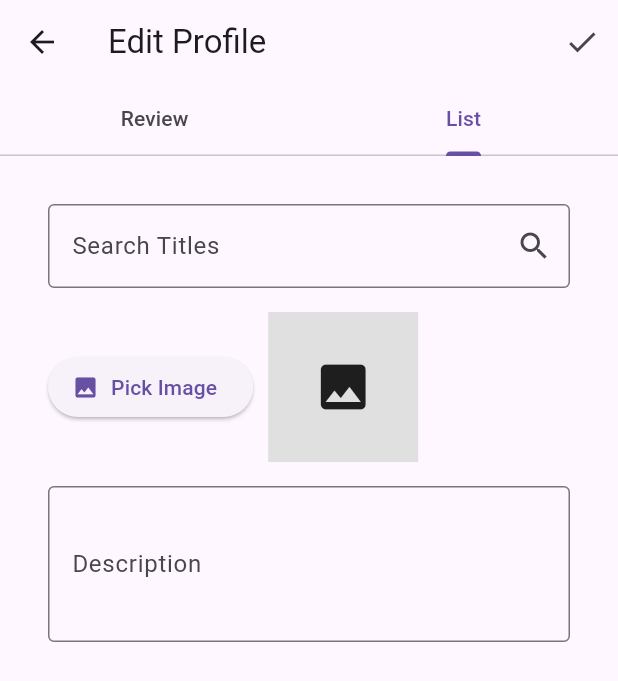
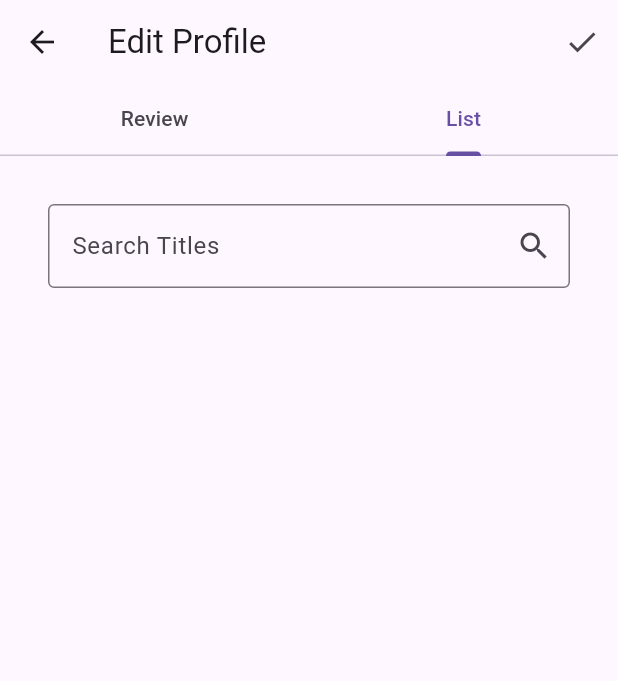
Before and after one commit to cdlelnwttk/ui-jmstory, a Flutter app: the SearchWidgetPage screen opened directly, tab 2 chosen, on a phone screen of 412 x 824 dp. Shown: the top 681 px of the screen. Run offline on Flutter 3.47's test engine with Material 3 defaults, Android fonts, the phone set to English and light mode, and no system bars; our stand-ins replace image_picker.

Commit message:
youru feed

```diff
--- a/lib/charts.dart
+++ b/lib/charts.dart
@@ -4,7 +4,7 @@ import 'package:untitled3/data/release_card_data.dart';
 import 'bottom_nav.dart';
 import 'nav_logic.dart';
 import 'drawer.dart';
-
+import 'feed_list.dart';
 class ChartsPage extends StatefulWidget {
   @override
   _ChartsPageState createState() => _ChartsPageState();
--- a/lib/list_page.dart
+++ b/lib/list_page.dart
@@ -7,6 +7,7 @@ import 'feed.dart';
 import 'bottom_nav.dart';
 import 'nav_logic.dart';
 import 'drawer.dart';
+import 'feed_list.dart';
 
 class ListPage extends StatefulWidget {
   final String imagePath;
--- a/lib/list_tab_widget.dart
+++ b/lib/list_tab_widget.dart
@@ -1,8 +1,6 @@
 import 'package:flutter/material.dart';
 import 'dart:io';
-import 'package:image_picker/image_picker.dart';
 import 'album_widget.dart';
-
 class ListTabWidget extends StatefulWidget {
   final List<Map<String, dynamic>> reviews;
 
@@ -14,11 +12,10 @@ class ListTabWidget extends StatefulWidget {
 
 class _ListTabWidgetState extends State<ListTabWidget> {
   final TextEditingController _searchController = TextEditingController();
-  final TextEditingController _descController = TextEditingController();
   List<Map<String, dynamic>> _filteredData = [];
-  File? _pickedImage;
   bool _showSuggestions = false;
   Map<String, dynamic>? _selectedItem;
+  List<Map<String, dynamic>> _feed = []; // To store the selected items
 
   @override
   void initState() {
@@ -38,21 +35,17 @@ class _ListTabWidgetState extends State<ListTabWidget> {
     });
   }
 
-  Future<void> _pickImage() async {
-    final picker = ImagePicker();
-    final picked = await picker.pickImage(source: ImageSource.gallery);
-    if (picked != null) {
-      setState(() {
-        _pickedImage = File(picked.path);
-      });
-    }
-  }
-
   @override
   void dispose() {
     _searchController.dispose();
-    _descController.dispose();
     super.dispose();
+  }
+
+  void _addToFeed(Map<String, dynamic> item) {
+    // Add the selected item to the feed list
+    setState(() {
+      _feed.add(item); // This adds the item to the list
+    });
   }
 
   @override
@@ -72,39 +65,6 @@ class _ListTabWidgetState extends State<ListTabWidget> {
                 border: OutlineInputBorder(),
                 suffixIcon: Icon(Icons.search),
               ),
-            ),
-            SizedBox(height: 16),
-
-            // Image picker (always visible)
-            Row(
-              children: [
-                ElevatedButton.icon(
-                  icon: Icon(Icons.photo),
-                  label: Text('Pick Image'),
-                  onPressed: _pickImage,
-                ),
-                SizedBox(width: 10),
-                if (_pickedImage != null)
-                  Image.file(_pickedImage!, width: 100, height: 100),
-                if (_pickedImage == null)
-                  Container(
-                    width: 100,
-                    height: 100,
-                    color: Colors.grey[300],
-                    child: Icon(Icons.image, size: 40),
-                  ),
-              ],
-            ),
-            SizedBox(height: 16),
-
-            // Description box (always visible)
-            TextField(
-              controller: _descController,
-              decoration: InputDecoration(
-                labelText: 'Description',
-                border: OutlineInputBorder(),
-              ),
-              maxLines: 3,
             ),
             SizedBox(height: 16),
 
@@ -133,7 +93,9 @@ class _ListTabWidgetState extends State<ListTabWidget> {
             if (_selectedItem != null)
               Padding(
                 padding: const EdgeInsets.only(top: 20.0),
-                child: CustomInfoCard(
+                child: Column(
+                  children: [
+                    CustomInfoCard(
                       imagePath: _selectedItem!['image'],
                       name: _selectedItem!['title'],
                       description: _selectedItem!['description'],
@@ -156,6 +118,34 @@ class _ListTabWidgetState extends State<ListTabWidget> {
                       outside: 0,
                       imageCreator: _selectedItem!['imageCreator'],
                     ),
+                    SizedBox(height: 10),
+                    ElevatedButton(
+                      onPressed: () {
+                        if (_selectedItem != null) {
+                          _addToFeed(_selectedItem!); // Add the selected item directly to feed
+                        }
+                      },
+                      child: Text("Add to Feed"),
+                    ),
+                  ],
+                ),
+              ),
+
+            // Display the feed of selected items
+            if (_feed.isNotEmpty)
+              Padding(
+                padding: const EdgeInsets.only(top: 20.0),
+                child: Column(
+                  crossAxisAlignment: CrossAxisAlignment.start,
+                  children: [
+                    Text('Your Feed:'),
+                    for (var item in _feed)
+                      ListTile(
+                        title: Text(item['title']),
+                        subtitle: Text(item['description']),
+                      ),
+                  ],
+                ),
               ),
           ],
         ),
--- a/lib/main.dart
+++ b/lib/main.dart
@@ -11,7 +11,7 @@ import 'user_feed.dart';
 import 'package:untitled3/data/user_info_data.dart';
 import 'drawer.dart';
 import 'nav_logic.dart';
-
+import 'feed_list.dart';
 void main() {
   runApp(MyApp());
 }
--- a/lib/new_page.dart
+++ b/lib/new_page.dart
@@ -4,13 +4,12 @@ import 'album_widget.dart';
 import 'package:untitled3/data/release_card_data.dart';
 import 'bottom_nav.dart';
 import 'main.dart';
-import 'feed.dart';
 import 'nav_logic.dart';
 import 'review_widget.dart'; // Import the file containing CustomRowWidget
 import 'user_feed.dart';
 import 'package:untitled3/data/user_info_data.dart';
 import 'drawer.dart';
-
+import 'feed_list.dart';
 class NewPage extends StatefulWidget {
   final int initialTabIndex;
 
```
Also changed, not shown: lib/feed.dart (+70 -51 lines), lib/feed_list.dart (added, +61 -0 lines). Lines whose indentation alone changed are shown as unchanged.
